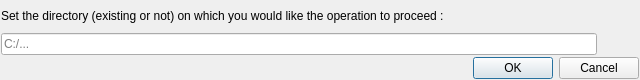
Qt form ui/getdialogs/getFolderPathDialog.ui (AmirHammouteneEI/ScheduledPasteAndKeys) before a commit.
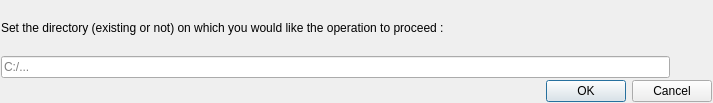
The same form after that commit. Icons and pictures are not drawn.

```diff
--- a/ui/getdialogs/getFolderPathDialog.ui
+++ b/ui/getdialogs/getFolderPathDialog.ui
@@ -6,8 +6,8 @@
    <rect>
     <x>0</x>
     <y>0</y>
-    <width>640</width>
-    <height>80</height>
+    <width>713</width>
+    <height>103</height>
    </rect>
   </property>
   <property name="windowTitle">
@@ -59,9 +59,11 @@
        <property name="toolTip">
         <string>Browse a directory in order to help to set the path...</string>
        </property>
-       <property name="icon">
-        <iconset resource="../resources.qrc">
-         <normaloff>:/img/browseFolder.png</normaloff>:/img/browseFolder.png</iconset>
+       <property name="iconSize">
+        <size>
+         <width>24</width>
+         <height>24</height>
+        </size>
        </property>
        <property name="flat">
         <bool>true</bool>
```
Left out of the diff: 4 changed lines with no effect on the pictures.
